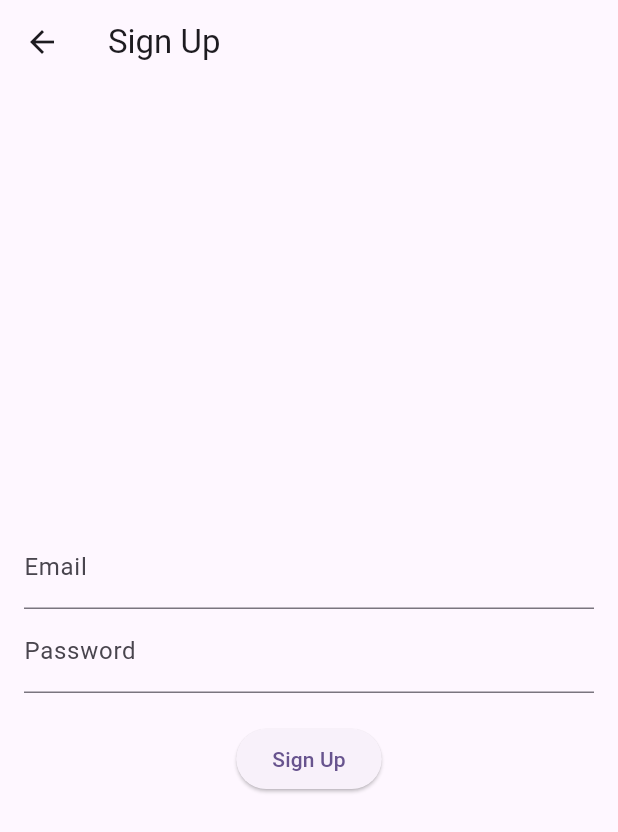
After one commit to the-geek-deep/NewsyToday, a Flutter app: the SignupScreen screen opened directly, after a tap on "Sign Up", on a phone screen of 412 x 824 dp. The commit adds this screen. Shown: the top 832 px of the screen. Run offline on Flutter 3.47's test engine with Material 2 defaults, Android fonts, the phone set to English and light mode, and no system bars; our stand-ins replace firebase_auth, flutter_bloc, hive; accounts and stored records are empty; network calls fail.

Commit message:
Added login , signup with bloc architecture and firebase

```diff
--- /dev/null
+++ b/lib/bloc/authentication/authentication_event.dart
@@ -0,0 +1,7 @@
+abstract class AuthenticationEvent {}
+
+class AppStartedEvent extends AuthenticationEvent {}
+
+class LoginEvent extends AuthenticationEvent {}
+
+class LogoutEvent extends AuthenticationEvent {}
--- /dev/null
+++ b/lib/bloc/authentication/authentication_state.dart
@@ -0,0 +1,13 @@
+import 'package:firebase_auth/firebase_auth.dart';
+
+abstract class AuthenticationState {}
+
+class AuthenticationInitialState extends AuthenticationState {}
+
+class UnauthenticatedState extends AuthenticationState {}
+
+class AuthenticatedState extends AuthenticationState {
+  final User user;
+
+  AuthenticatedState({required this.user});
+}
--- /dev/null
+++ b/lib/presentation/screens/signup_screen.dart
@@ -0,0 +1,72 @@
+import 'package:flutter/foundation.dart';
+import 'package:flutter/material.dart';
+import 'package:flutter_bloc/flutter_bloc.dart';
+import 'package:firebase_auth/firebase_auth.dart';
+
+
+
+import '../../bloc/authentication/authentication_bloc.dart';
+import '../../bloc/authentication/authentication_event.dart';
+
+class SignupScreen extends StatelessWidget {
+  final TextEditingController _emailController = TextEditingController();
+  final TextEditingController _passwordController = TextEditingController();
+
+  SignupScreen({super.key});
+
+  void _signUp(BuildContext context) async {
+    final String email = _emailController.text.trim();
+    final String password = _passwordController.text.trim();
+
+    try {
+      final UserCredential userCredential = await FirebaseAuth.instance
+          .createUserWithEmailAndPassword(email: email, password: password);
+
+      final User? user = userCredential.user;
+      if (user != null) {
+        // ignore: use_build_context_synchronously
+        BlocProvider.of<AuthenticationBloc>(context).add(LoginEvent());
+      }
+    } catch (e) {
+      // Handle signup error
+      if (kDebugMode) {
+        print(e.toString());
+      }
+    }
+  }
+
+  @override
+  Widget build(BuildContext context) {
+    return Scaffold(
+      appBar: AppBar(
+        title: const Text('Sign Up'),
+      ),
+      body: Padding(
+        padding: const EdgeInsets.all(16.0),
+        child: Column(
+          mainAxisAlignment: MainAxisAlignment.center,
+          children: [
+            TextField(
+              controller: _emailController,
+              decoration: const InputDecoration(
+                labelText: 'Email',
+              ),
+            ),
+            TextField(
+              controller: _passwordController,
+              decoration: const InputDecoration(
+                labelText: 'Password',
+              ),
+              obscureText: true,
+            ),
+            const SizedBox(height: 20),
+            ElevatedButton(
+              onPressed: () => _signUp(context),
+              child: const Text('Sign Up'),
+            ),
+          ],
+        ),
+      ),
+    );
+  }
+}
--- a/lib/utils/hive_helper.dart
+++ b/lib/utils/hive_helper.dart
@@ -6,7 +6,7 @@ class HiveHelper {
 
   Future<void> saveArticles(List<ArticleModel> articles) async {
     final box = await Hive.openBox(boxName);
-    await box.clear(); // Clear existing articles
+    await box.clear();
     await box.addAll(articles);
     await box.close();
   }
```
Also changed, not shown: lib/bloc/authentication/authentication_bloc.dart (added, +53 -0 lines), lib/presentation/screens/login_screen.dart (added, +43 -0 lines), pubspec.yaml (+7 -0 lines), lib/presentation/screens/home_screen.dart (added), lib/presentation/screens/offline_screen.dart (added), lib/presentation/widgets/article_list.dart (added), pubspec.lock, 7 other files.
